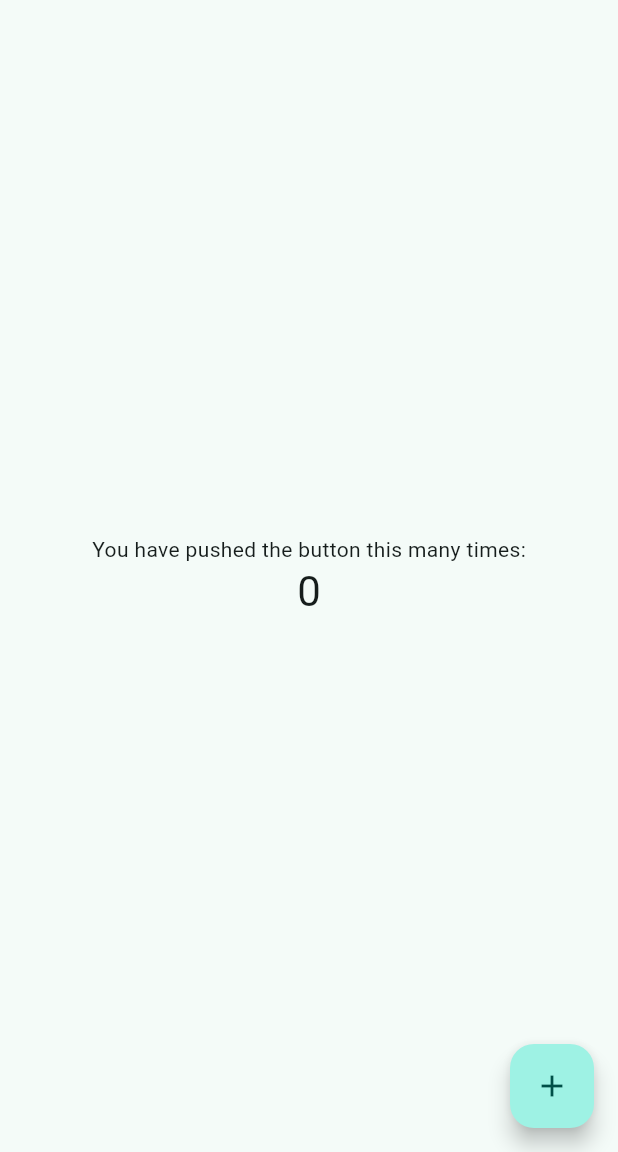
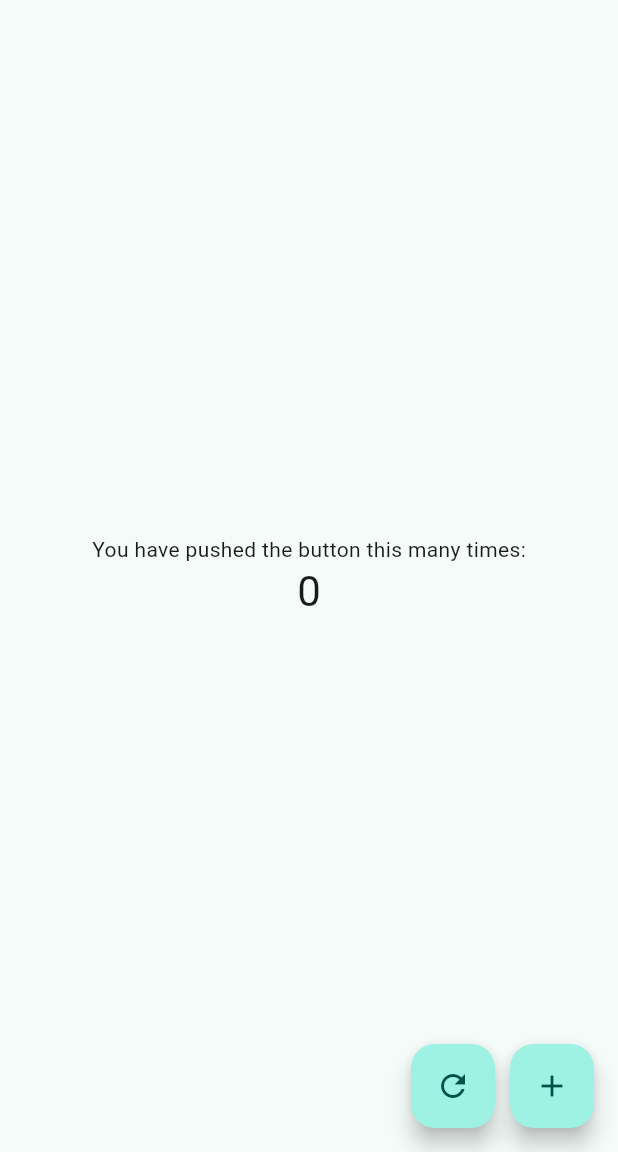
Before and after one commit to 6611130091-a55y/counter-demo, a Flutter app: the screen it shows after launch, on a phone screen of 412 x 824 dp, the part 84-1236 px from its top. Run offline on Flutter 3.47's test engine with Material 3 defaults, Android fonts, the phone set to English and light mode, and no system bars.

Commit message:
feat: add reset button to counter app

```diff
--- a/lib/main.dart
+++ b/lib/main.dart
@@ -98,11 +98,26 @@ class _MyHomePageState extends State<MyHomePage> {
           ],
         ),
       ),
-      floatingActionButton: FloatingActionButton(
-        onPressed: _incrementCounter,
-        tooltip: 'Increment',
-        child: const Icon(Icons.add),
-      ), // This trailing comma makes auto-formatting nicer for build methods.
+      floatingActionButton: Row(
+  mainAxisAlignment: MainAxisAlignment.end,
+  children: [
+    FloatingActionButton(
+      onPressed: () {
+        setState(() {
+          _counter = 0;
+        });
+      },
+      tooltip: 'Reset',
+      child: const Icon(Icons.refresh),
+    ),
+    const SizedBox(width: 10),
+    FloatingActionButton(
+      onPressed: _incrementCounter,
+      tooltip: 'Increment',
+      child: const Icon(Icons.add),
+    ),
+  ],
+), // This trailing comma makes auto-formatting nicer for build methods.
     );
   }
 }
```
